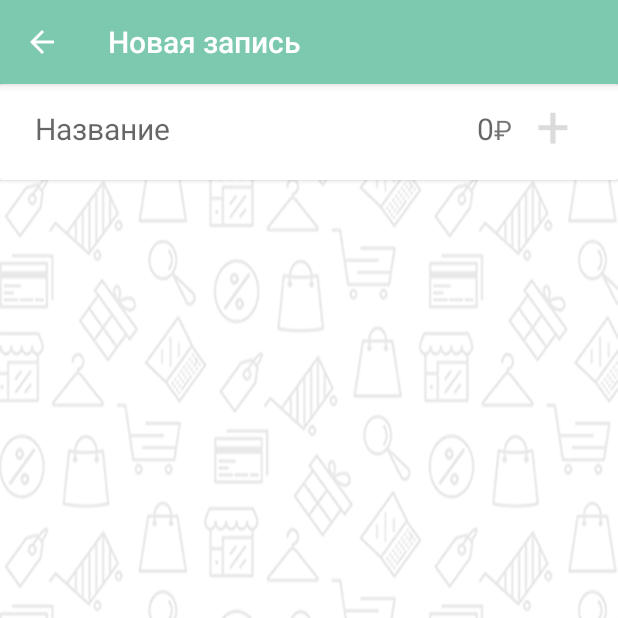
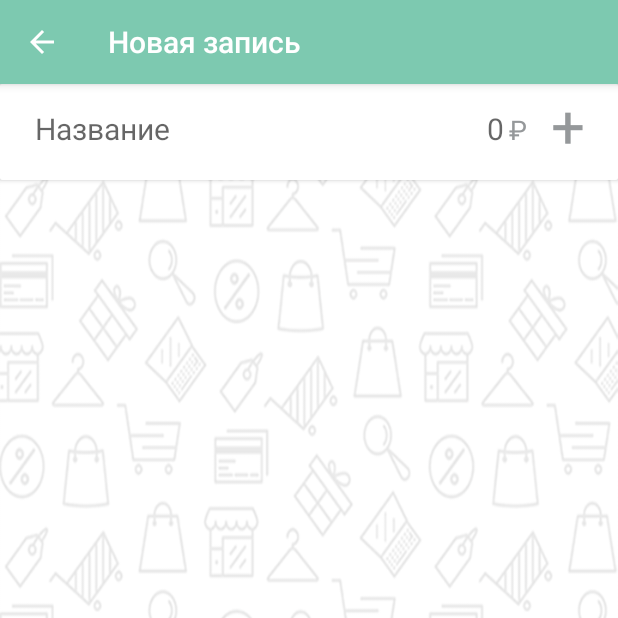
Before and after one commit to Sinetskiy/AndroidMoneyTracker, an Android app: the AddItemActivity screen opened directly, with no data from a screen before it, on a phone screen of 412 x 824 dp, the top half of it. Run offline under Robolectric (Android 15) with nearby library versions, the phone set to English and light mode, and no system bars.

Commit message:
fixed style add new item activity

```diff
--- a/app/src/main/AndroidManifest.xml
+++ b/app/src/main/AndroidManifest.xml
@@ -11,11 +11,11 @@
         android:label="@string/app_name"
         android:roundIcon="@mipmap/ic_launcher_round"
         android:supportsRtl="true"
-        android:theme="@style/AppTheme">
+        android:theme="@style/AppTheme" >
         <activity
             android:name=".MainActivity"
             android:screenOrientation="portrait"
-            android:theme="@style/AppTheme.Toolbar">
+            android:theme="@style/AppTheme.Toolbar" >
             <intent-filter>
                 <action android:name="android.intent.action.MAIN" />
                 <category android:name="android.intent.category.LAUNCHER" />
--- a/app/src/main/res/layout/activity_add.xml
+++ b/app/src/main/res/layout/activity_add.xml
@@ -1,6 +1,5 @@
 <?xml version="1.0" encoding="utf-8"?>
 <FrameLayout xmlns:android="http://schemas.android.com/apk/res/android"
-    xmlns:app="http://schemas.android.com/apk/res-auto"
     xmlns:tools="http://schemas.android.com/tools"
     android:layout_width="match_parent"
     android:layout_height="match_parent"
@@ -10,56 +9,29 @@
     <android.support.v7.widget.CardView
         android:layout_width="match_parent"
         android:layout_height="wrap_content"
-        android:elevation="40dp">
+        android:elevation="@dimen/large_elevation">
 
-        <LinearLayout
-            android:layout_width="match_parent"
-            android:layout_height="wrap_content"
-            android:layout_marginTop="-5dp"
-            android:background="@color/white"
-            android:orientation="horizontal"
-            android:paddingBottom="10dp"
-            android:paddingEnd="16dp"
-            android:paddingStart="23dp">
+        <LinearLayout style="@style/new_item_line">
 
             <EditText
                 android:id="@+id/name"
-                android:layout_width="0dp"
-                android:layout_height="wrap_content"
-                android:layout_weight="1"
-                android:background="@android:color/transparent"
                 android:hint="@string/name_hint"
-                android:inputType="text"
-                android:maxLines="1"
-                android:textSize="@dimen/textSize" />
+                style="@style/new_item_name" />
 
             <EditText
                 android:id="@+id/price"
-                android:layout_width="70dp"
-                android:layout_height="wrap_content"
-                android:background="@android:color/transparent"
                 android:hint="@string/price_hint"
-                android:inputType="number"
-                android:textAlignment="textEnd"
-                android:textSize="@dimen/textSize" />
+                style="@style/new_item_price" />
 
             <TextView
                 android:id="@+id/ruble"
-                android:layout_width="wrap_content"
-                android:layout_height="wrap_content"
                 android:text="@string/ruble_sign"
-                android:textSize="@dimen/textSize2" />
+                style="@style/new_item_price_sign" />
 
             <TextView
                 android:id="@+id/add"
-                android:layout_width="wrap_content"
-                android:layout_height="wrap_content"
-                android:layout_marginTop="5dp"
-                android:enabled="false"
-                android:paddingEnd="@dimen/padding_l"
-                android:paddingStart="@dimen/padding_l"
-                android:text="+"
-                android:textSize="40sp" />
+                android:text="@string/plus"
+                style="@style/new_item_add_button" />
 
         </LinearLayout>
     </android.support.v7.widget.CardView>
--- a/app/src/main/res/layout/activity_main.xml
+++ b/app/src/main/res/layout/activity_main.xml
@@ -4,7 +4,7 @@
     xmlns:app="http://schemas.android.com/apk/res-auto"
     android:layout_width="match_parent"
     android:layout_height="match_parent"
-    android:background="@drawable/bg_pattern">
+    android:background="@drawable/bg_pattern" >
 
     <android.support.design.widget.AppBarLayout
         android:layout_width="match_parent"
@@ -20,7 +20,7 @@
             style="@style/Tabs"
             app:tabIndicatorColor="@color/tab_indicator"
             app:tabSelectedTextColor="@color/white"
-            app:tabTextColor="@color/litle_gray" />
+            app:tabTextColor="@color/light_blue_grey" />
     </android.support.design.widget.AppBarLayout>
 
     <android.support.v4.view.ViewPager
--- a/app/src/main/res/layout/items.xml
+++ b/app/src/main/res/layout/items.xml
@@ -11,10 +11,21 @@
         android:layout_height="match_parent"
         app:layoutManager="android.support.v7.widget.LinearLayoutManager" />
 
-    <android.support.design.widget.FloatingActionButton
-        android:id="@+id/add"
-        android:layout_width="wrap_content"
-        android:layout_height="wrap_content"
-        android:layout_gravity="bottom|end" />
+    <android.support.design.widget.CoordinatorLayout xmlns:android="http://schemas.android.com/apk/res/android"
+        xmlns:app="http://schemas.android.com/apk/res-auto"
+        android:layout_width="match_parent"
+        android:layout_height="match_parent">
+
+        <android.support.design.widget.FloatingActionButton
+            android:id="@+id/add"
+            style="@style/FAB" />
+
+        <TextView
+            android:text="@string/plus"
+            app:layout_anchor="@+id/add"
+            app:layout_anchorGravity="center"
+            style="@style/lableFAB" />
+
+    </android.support.design.widget.CoordinatorLayout>
 
 </FrameLayout>
--- a/app/src/main/res/values/colors.xml
+++ b/app/src/main/res/values/colors.xml
@@ -4,19 +4,10 @@
     <color name="tealish">#1ca498</color>
     <color name="dusty_orange">#e67e22</color>
     <color name="dark_sky_blue">#3498db</color>
-    <color name="deep_lavender">#9b59b6</color>
-    <color name="cool_grey">#95a5a6</color>
     <color name="pale_teal">#7dc9b0</color>
     <color name="light_blue_grey">#dbece6</color>
-    <color name="black_19">#30000000</color>
     <color name="white">#ffffff</color>
-    <color name="black__27">#45000000</color>
-    <color name="litle_gray">#a6ffffff</color>
     <color name="tab_indicator">#fbff88</color>
-    <color name="colorPrimary">#3F51B5</color>
-    <color name="colorPrimaryDark">#303F9F</color>
-    <color name="colorAccent">#FF4081</color>
-    <color name="colorWhite">#FFFFFF</color>
-    <color name="colorLightYellow">#FCC418</color>
-    <color name="colorDarkYellow">#E6AE1E</color>
+    <color name="textColor">#ffffff</color>
+    <color name="cool_grey">#95989a</color>
 </resources>
--- a/app/src/main/res/values/dimens.xml
+++ b/app/src/main/res/values/dimens.xml
@@ -1,7 +1,11 @@
 <?xml version="1.0" encoding="utf-8"?>
 <resources>
     <dimen name="padding_l">16dp</dimen>
+    <dimen name="padding_s">6dp</dimen>
     <dimen name="textSize">20sp</dimen>
     <dimen name="textSize2">18sp</dimen>
     <dimen name="margin_small">5dp</dimen>
+    <dimen name="small_elevation">6dp</dimen>
+    <dimen name="fab_lable_text_size">30dp</dimen>
+    <dimen name="large_elevation">40dp</dimen>
 </resources>
--- a/app/src/main/res/values/strings.xml
+++ b/app/src/main/res/values/strings.xml
@@ -10,6 +10,7 @@
     <string name="balance">Баланс</string>
     <string name="error">Произошла ошибка</string>
     <string name="new_item">Новая запись</string>
+    <string name="plus">+</string>
 
     <array name="main_pager_titles">
         <item>@string/expenses</item>
--- a/app/src/main/res/values/styles.xml
+++ b/app/src/main/res/values/styles.xml
@@ -5,6 +5,7 @@
         <!-- Customize your theme here. -->
         <item name="colorPrimary">@color/pale_teal</item>
         <item name="colorPrimaryDark">@color/tealish</item>
+        <item name="android:textColor">@color/white</item>
     </style>
 
     <style name="ItemLinerLayout">
@@ -54,12 +55,75 @@
 
     <style name="AppTheme.Toolbar" parent="Theme.AppCompat.Light.NoActionBar">
 
-        <item name="colorPrimary">@color/colorPrimary</item>
-        <item name="colorPrimaryDark">@color/colorPrimaryDark</item>
-        <item name="colorAccent">@color/colorAccent</item>
-        <item name="actionModeBackground">@color/colorPrimary</item>
+        <item name="colorPrimary">@color/pale_teal</item>
+        <item name="colorPrimaryDark">@color/tealish</item>
+        <item name="colorAccent">@color/tealish</item>
         <item name="windowActionModeOverlay">true</item>
+        <item name="android:textColor">@color/white</item>
+    </style>
 
+    <style name="FAB">
+        <item name="android:layout_width">56dp</item>
+        <item name="android:layout_height">56dp</item>
+        <item name="android:layout_gravity">bottom|end</item>
+        <item name="android:layout_margin">20dp</item>
+    </style>
+
+    <style name="lableFAB">
+        <item name="android:layout_width">wrap_content</item>
+        <item name="android:layout_height">wrap_content</item>
+        <item name="android:elevation">@dimen/small_elevation</item>
+        <item name="android:textColor">#fff</item>
+        <item name="android:textSize">@dimen/fab_lable_text_size</item>
+    </style>
+
+    <style name="new_item_line">
+        <item name="android:layout_width">match_parent</item>
+        <item name="android:layout_height">wrap_content</item>
+        <item name="android:layout_marginTop">-5dp</item>
+        <item name="android:background">@color/white</item>
+        <item name="android:orientation">horizontal</item>
+        <item name="android:paddingBottom">10dp</item>
+        <item name="android:paddingEnd">16dp</item>
+        <item name="android:paddingStart">23dp</item>
+    </style>
+
+    <style name="new_item_name">
+        <item name="android:layout_width">0dp</item>
+        <item name="android:layout_height">wrap_content</item>
+        <item name="android:layout_weight">1</item>
+        <item name="android:background">@android:color/transparent</item>
+        <item name="android:inputType">text</item>
+        <item name="android:maxLines">1</item>
+        <item name="android:textSize">@dimen/textSize</item>
+    </style>
+
+    <style name="new_item_price">
+        <item name="android:layout_width">70dp</item>
+        <item name="android:layout_height">wrap_content</item>
+        <item name="android:background">@android:color/transparent</item>
+        <item name="android:inputType">number</item>
+        <item name="android:textAlignment">textEnd</item>
+        <item name="android:textSize">@dimen/textSize</item>
+    </style>
+
+    <style name="new_item_price_sign">
+        <item name="android:paddingStart">3dp</item>
+        <item name="android:layout_width">wrap_content</item>
+        <item name="android:layout_height">wrap_content</item>
+        <item name="android:textColor">@color/cool_grey</item>
+        <item name="android:textSize">@dimen/textSize2</item>
+    </style>
+
+    <style name="new_item_add_button">
+        <item name="android:layout_width">wrap_content</item>
+        <item name="android:layout_height">wrap_content</item>
+        <item name="android:layout_marginTop">5dp</item>
+        <item name="android:enabled">false</item>
+        <item name="android:paddingEnd">@dimen/padding_s</item>
+        <item name="android:paddingStart">@dimen/padding_l</item>
+        <item name="android:textColor">@color/cool_grey</item>
+        <item name="android:textSize">40sp</item>
     </style>
 
 </resources>
```
